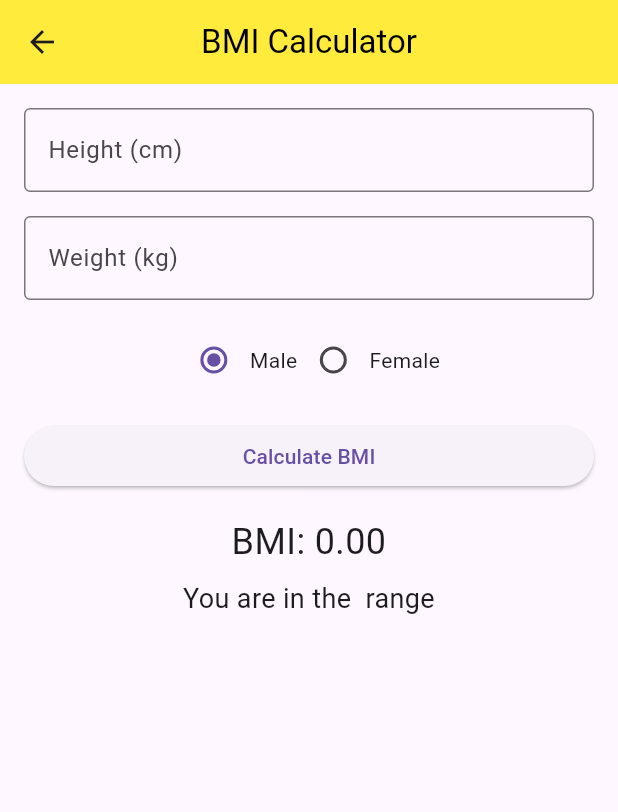
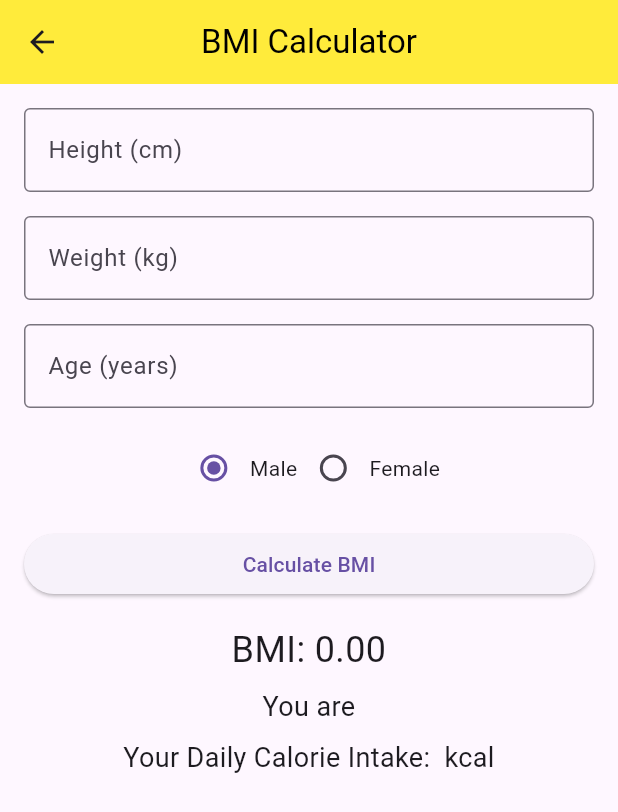
Before and after one commit to AbdhalRiyas/SriCuisine, a Flutter app: the BMIPageScreen screen opened directly, on a phone screen of 412 x 824 dp. Shown: the top 812 px of the screen. Run offline on Flutter 3.47's test engine with Material 3 defaults, Android fonts, the phone set to English and light mode, and no system bars; our stand-ins replace google_nav_bar; network calls fail.

Commit message:
created the calorie calculator

```diff
--- a/frontend/lib/pages.dart/BMIScreen.dart
+++ b/frontend/lib/pages.dart/BMIScreen.dart
@@ -1,4 +1,5 @@
 import 'package:flutter/material.dart';
+import 'package:flutter/widgets.dart';
 
 class BMIPageScreen extends StatefulWidget {
   @override
@@ -9,6 +10,7 @@ class _BMIPageScreenState extends State<BMIPageScreen> {
   double _height = 0.0;
   double _weight = 0.0;
   double _bmi = 0.0;
+  int _age = 0;
   String _selectedGender = 'Male'; // Default gender is Male
   String _category = '';
   String _calorieIntake = '';
@@ -18,6 +20,7 @@ class _BMIPageScreenState extends State<BMIPageScreen> {
       if (_height > 0 && _weight > 0) {
         _bmi = _weight / ((_height / 100) * (_height / 100));
         _category = _getCategory(_bmi);
+        _calculateCalorieIntake();
       } else {
         _bmi = 0.0;
         _category = '';
@@ -39,19 +42,28 @@ class _BMIPageScreenState extends State<BMIPageScreen> {
   }
 
   void _calculateCalorieIntake() {
-    double baseCalories = 2000;
+    double bmr;
+
+    if (_selectedGender.toLowerCase() == 'male') {
+      bmr = 88.362 + (13.397 * _weight) + (4.799 * _height) - (5.677 * _age);
+    } else {
+      bmr = 447.593 + (9.247 * _weight) + (3.098 * _height) - (4.330 * _age);
+    }
+
+    double activityLevel = 1.2;
+
     switch (_category) {
       case 'Underweight':
-        _calorieIntake = (baseCalories * 1.2).toStringAsFixed(0);
+        _calorieIntake = (bmr * activityLevel).toStringAsFixed(0);
         break;
       case 'Normal weight':
-        _calorieIntake = (baseCalories * 1.2).toStringAsFixed(0);
+        _calorieIntake = (bmr * activityLevel).toStringAsFixed(0);
         break;
       case 'Overweight':
-        _calorieIntake = (baseCalories * 1.2).toStringAsFixed(0);
+        _calorieIntake = (bmr * activityLevel).toStringAsFixed(0);
         break;
       case 'obese':
-        _calorieIntake = (baseCalories * 1.2).toStringAsFixed(0);
+        _calorieIntake = (bmr * activityLevel).toStringAsFixed(0);
         break;
       default:
         _calorieIntake = '';
@@ -106,6 +118,20 @@ class _BMIPageScreenState extends State<BMIPageScreen> {
               ),
               const SizedBox(height: 16.0),
               Center(
+                  child: TextField(
+                keyboardType: TextInputType.number,
+                decoration: const InputDecoration(
+                  labelText: 'Age (years)',
+                  border: OutlineInputBorder(),
+                ),
+                onChanged: (value) {
+                  setState(() {
+                    _age = int.tryParse(value) ?? 0;
+                  });
+                },
+              )),
+              const SizedBox(height: 16.0),
+              Center(
                 child: Row(
                   mainAxisAlignment: MainAxisAlignment.center,
                   children: <Widget>[
@@ -149,16 +175,16 @@ class _BMIPageScreenState extends State<BMIPageScreen> {
                     ),
                     const SizedBox(height: 8.0),
                     Text(
-                      'You are in the $_category range',
+                      'You are $_category ',
                       style: const TextStyle(fontSize: 18),
                       textAlign: TextAlign.center,
                     ),
                     const SizedBox(height: 8.0),
-                    // Text(
-                    //   'Daily Calorie Intake: $_calorieIntake kcal',
-                    //   style: const TextStyle(fontSize: 18),
-                    //   textAlign: TextAlign.center,
-                    // )
+                    Text(
+                      'Your Daily Calorie Intake: $_calorieIntake kcal',
+                      style: const TextStyle(fontSize: 18),
+                      textAlign: TextAlign.center,
+                    )
                   ],
                 ),
               ),
```
